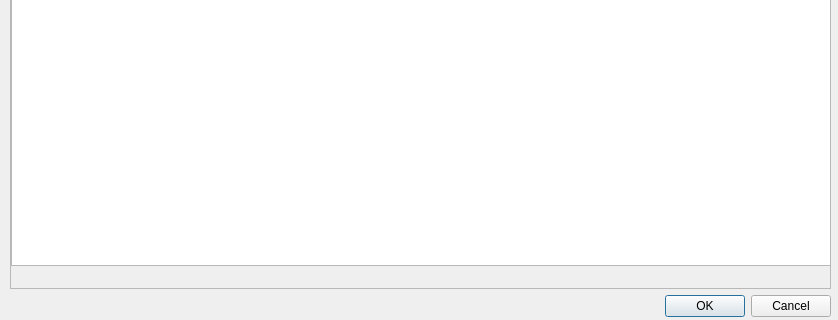
This is taskmanager_dialog_base.ui in alexlopespereira/taskmanager as Qt 5 draws it before an edit; both pictures show x 0 to 838 and y 204 to 524 of the 838 by 524 pixel window. The edited form follows.
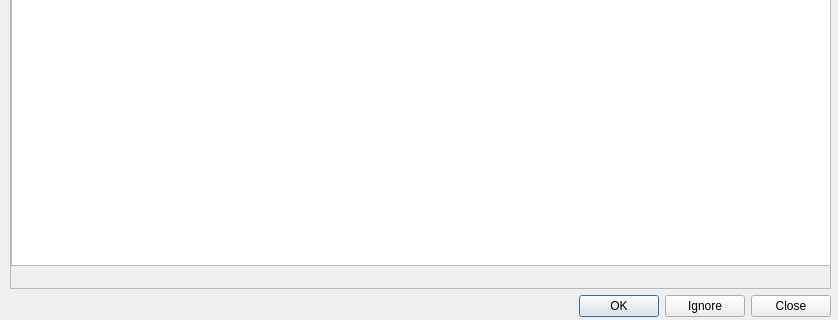
This is the edited form.

```diff
--- a/taskmanager_dialog_base.ui
+++ b/taskmanager_dialog_base.ui
@@ -83,7 +83,7 @@
          <enum>Qt::Horizontal</enum>
         </property>
         <property name="standardButtons">
-         <set>QDialogButtonBox::Cancel|QDialogButtonBox::Ok</set>
+         <set>QDialogButtonBox::Close|QDialogButtonBox::Ignore|QDialogButtonBox::Ok</set>
         </property>
        </widget>
       </item>
```
